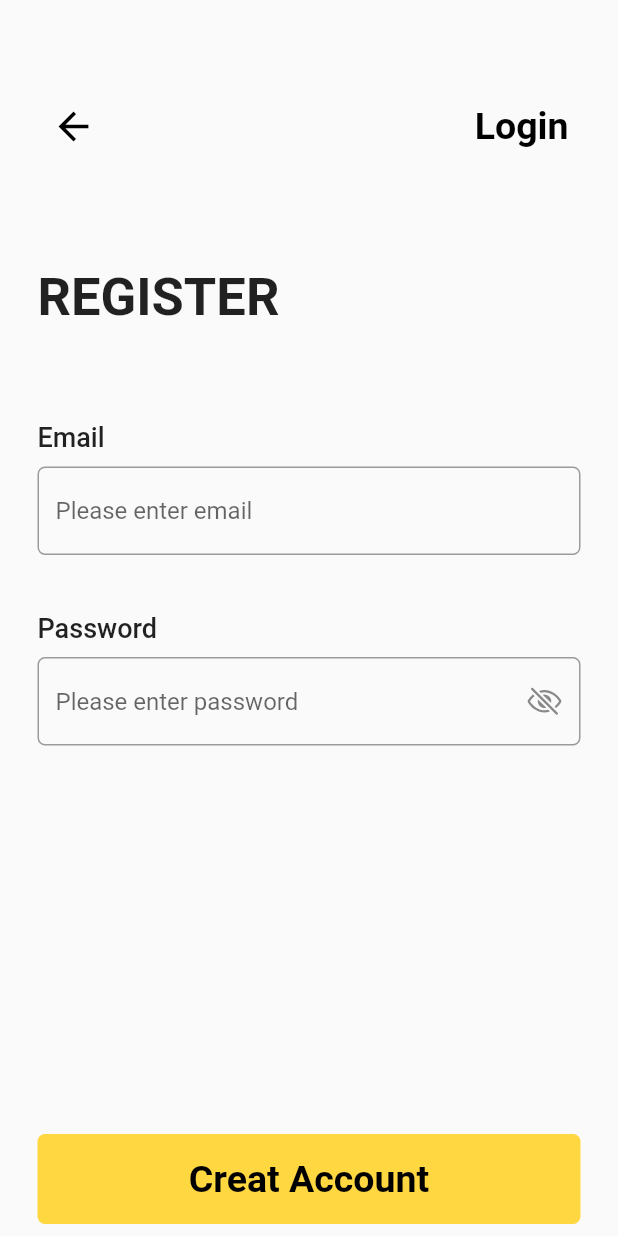
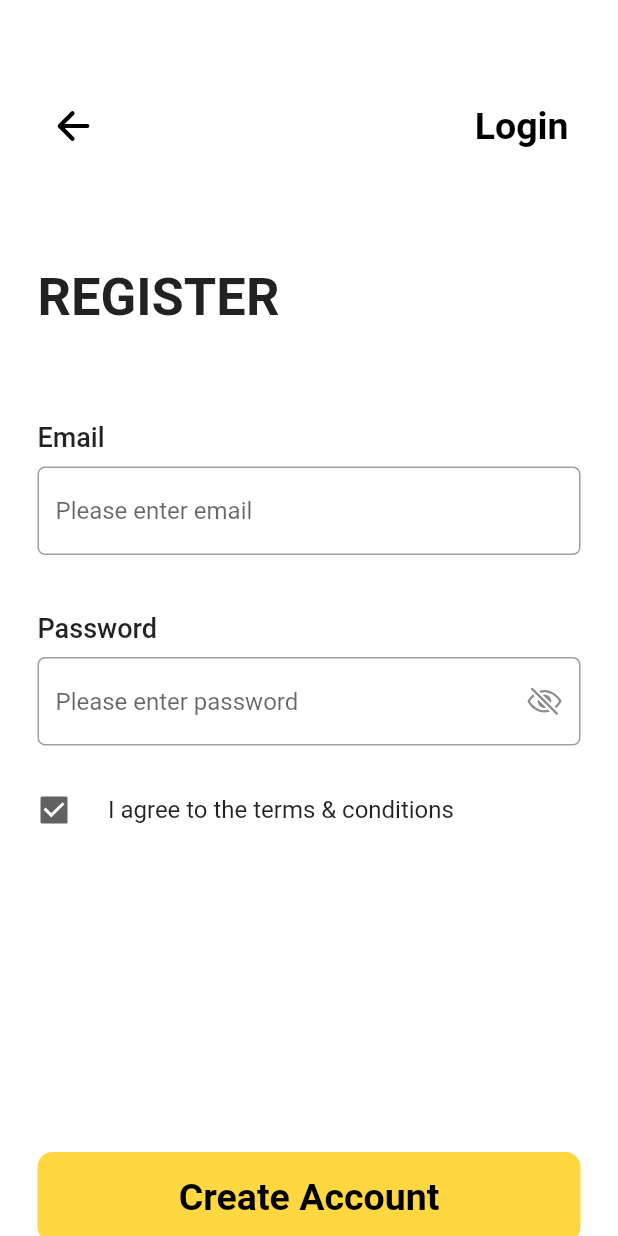
Before and after one commit to SantGT5/crypto, a Flutter app: the screen it shows after launch, on a phone screen of 412 x 824 dp. Run offline on Flutter 3.47's test engine with Material 2 defaults, Android fonts, the phone set to English and light mode, and no system bars; our stand-ins replace ionicons.

Commit message:
GianLucas Checkout

```diff
--- a/lib/screens/register.dart
+++ b/lib/screens/register.dart
@@ -7,25 +7,28 @@ class Register extends StatelessWidget {
   @override
   Widget build(BuildContext context) {
     return Scaffold(
-      body: Column(
+      body: Container(
+        width: double.infinity,
+        color: Colors.white,
+        child: Column(
           children: <Widget>[
-          Padding(
-            padding: const EdgeInsets.only(left: 25, right: 25),
+            Container(
+              color: Colors.white,
               child: Row(
                 mainAxisAlignment: MainAxisAlignment.spaceBetween,
                 children: <Widget>[
                   Padding(
-                  padding: const EdgeInsets.only(top: 60),
+                    padding: const EdgeInsets.only(top: 60, left: 25),
                     child: IconButton(
                         icon: const Icon(
-                        Icons.arrow_back,
+                          Ionicons.arrow_back_outline,
                         ),
                         iconSize: 30,
                         color: Colors.black,
                         onPressed: () {}),
                   ),
                   Padding(
-                    padding: const EdgeInsets.only(top: 60),
+                      padding: const EdgeInsets.only(top: 60, right: 25),
                       child: TextButton(
                           child: const Text(
                             "Login",
@@ -38,35 +41,40 @@ class Register extends StatelessWidget {
                 ],
               ),
             ),
-          Padding(
-            padding: const EdgeInsets.only(top: 70),
+            const SizedBox(
+              height: 70,
+            ),
+            Container(
+              color: Colors.white,
               child: Row(
                 children: const <Widget>[
                   Padding(
                     padding: EdgeInsets.only(left: 25),
                     child: Text(
                       "REGISTER",
-                    style: TextStyle(fontSize: 35, fontWeight: FontWeight.w600),
+                      style:
+                          TextStyle(fontSize: 35, fontWeight: FontWeight.w600),
                     ),
                   )
                 ],
               ),
             ),
-          Padding(
-            padding: const EdgeInsets.only(top: 62),
+            Container(
+              color: Colors.white,
               child: Row(
                 children: const <Widget>[
                   Padding(
-                  padding: EdgeInsets.only(left: 25),
+                    padding: EdgeInsets.only(top: 62, left: 25),
                     child: Text(
                       "Email",
-                    style: TextStyle(fontSize: 18, fontWeight: FontWeight.w500),
+                      style:
+                          TextStyle(fontSize: 18, fontWeight: FontWeight.w500),
                     ),
                   )
                 ],
               ),
             ),
-          Padding(
+            Container(
               padding: const EdgeInsets.only(top: 9, left: 25, right: 25),
               child: Column(
                 children: <Widget>[
@@ -79,8 +87,11 @@ class Register extends StatelessWidget {
                 ],
               ),
             ),
-          Padding(
-            padding: const EdgeInsets.only(top: 38),
+            const SizedBox(
+              height: 38,
+            ),
+            Container(
+              color: Colors.white,
               child: Row(children: const <Widget>[
                 Padding(
                   padding: EdgeInsets.only(left: 25),
@@ -113,10 +124,21 @@ class Register extends StatelessWidget {
               ),
             ),
             const SizedBox(
-            height: 250,
+              height: 15,
+            ),
+            CheckboxListTile(
+                title: const Text("I agree to the terms & conditions"),
+                value: true,
+                activeColor: Colors.grey[700],
+                controlAffinity: ListTileControlAffinity.leading,
+                onChanged: (newValue) {
+                  print("hi");
+                }),
+            const SizedBox(
+              height: 200,
             ),
             Padding(
-              padding: const EdgeInsets.only(top: 9, left: 25, right: 25),
+                padding: const EdgeInsets.only(left: 25, right: 25),
                 child: Column(
                   children: [
                     SizedBox(
@@ -126,7 +148,7 @@ class Register extends StatelessWidget {
                             style: ButtonStyle(
                                 shape: MaterialStateProperty.all(
                                   RoundedRectangleBorder(
-                                  borderRadius: BorderRadius.circular(5),
+                                    borderRadius: BorderRadius.circular(10),
                                   ),
                                 ),
                                 foregroundColor:
@@ -134,7 +156,7 @@ class Register extends StatelessWidget {
                                 backgroundColor: MaterialStateProperty.all(
                                     Colors.amberAccent)),
                             child: const Text(
-                            "Creat Account",
+                              "Create Account",
                               style: TextStyle(
                                   fontSize: 25,
                                   fontWeight: FontWeight.bold,
@@ -145,6 +167,7 @@ class Register extends StatelessWidget {
                 ))
           ],
         ),
+      ),
     );
   }
 }
```
Also changed, not shown: 10 other files. Lines whose indentation alone changed are shown as unchanged.
